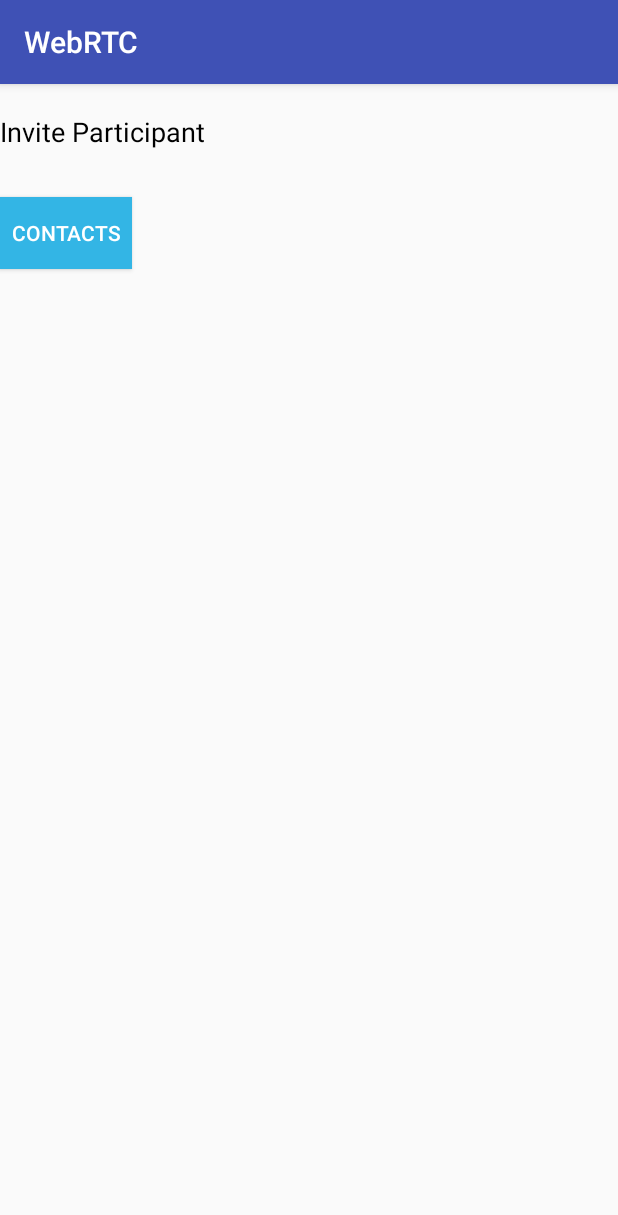
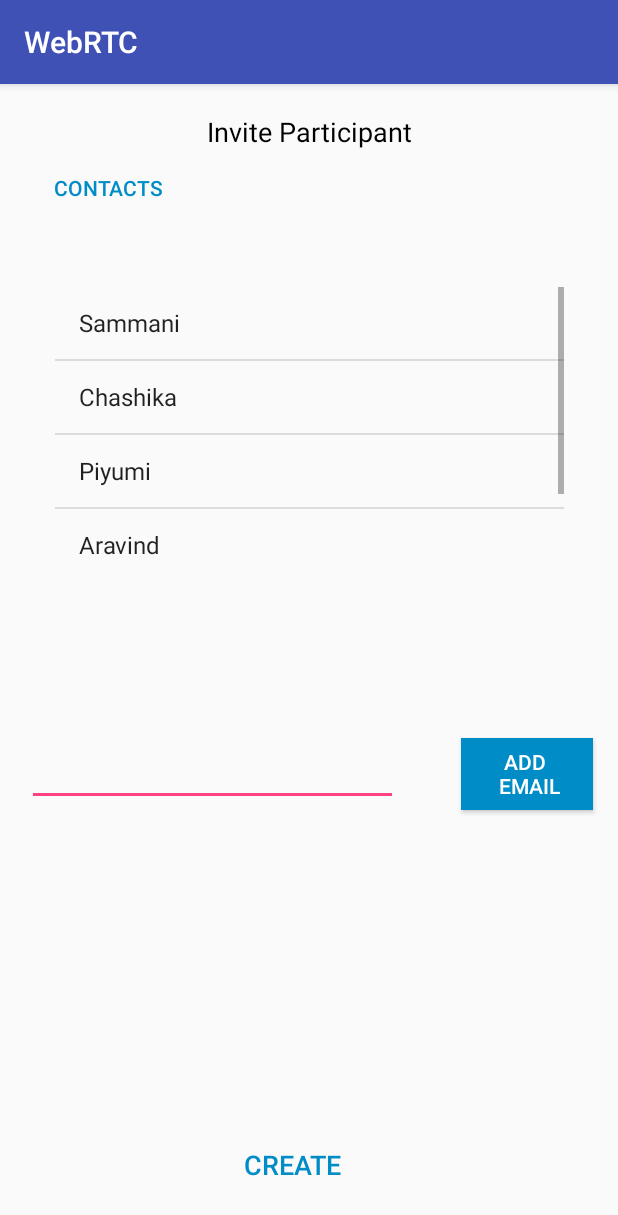
Before and after one commit to chashikajw/Hudl, an Android app: the AddParticipants screen opened directly, with no data from a screen before it, on a phone screen of 412 x 824 dp. Shown: the top 1215 px of the screen. Run offline under Robolectric (Android 15) with nearby library versions, the phone set to English and light mode, and no system bars.

Commit message:
Create Meeting,Add Participants

```diff
--- a/Sammani/WebRTC/app/src/main/java/com/example/sanu/webrtc/AddParticipants.java
+++ b/Sammani/WebRTC/app/src/main/java/com/example/sanu/webrtc/AddParticipants.java
@@ -1,13 +1,120 @@
 package com.example.sanu.webrtc;
 
+import android.content.Intent;
+import android.net.Uri;
+import android.os.Build;
+import android.service.chooser.ChooserTarget;
+import android.support.annotation.RequiresApi;
 import android.support.v7.app.AppCompatActivity;
 import android.os.Bundle;
+import android.view.View;
+import android.widget.AdapterView;
+import android.widget.ArrayAdapter;
+import android.widget.Button;
+import android.view.View.OnClickListener;
+import android.widget.EditText;
+import android.widget.ListView;
+import android.widget.TextView;
+import android.widget.Toast;
+import android.widget.AdapterView.OnItemClickListener;
+import java.util.ArrayList;
+import java.util.Arrays;
+import java.util.List;
 
-public class AddParticipants extends AppCompatActivity {
 
-    @Override
+public class AddParticipants extends AppCompatActivity implements OnClickListener {
+
+    Button createButton , contactsButton ;
+    ListView emailListView , contactsListView1;
+    private ArrayList<String> arrayList;
+    private ArrayList<String> arrayList2;
+    private ArrayAdapter<String> adapter;
+    private EditText addEmailText;
+
+    ///@Override
     protected void onCreate(Bundle savedInstanceState) {
         super.onCreate ( savedInstanceState );
         setContentView ( R.layout.activity_add_participants );
+
+        //add emails to emailListView
+        emailListView = (ListView)findViewById ( R.id.emailListView );
+        String[] items = {};
+        arrayList = new ArrayList<> ( Arrays.asList(items) );
+        adapter = new ArrayAdapter<String> ( this,android.R.layout.simple_list_item_1 ,arrayList);////
+        emailListView.setAdapter(adapter);
+        addEmailText = (EditText)findViewById ( R.id.addEmailText );///////////
+        Button addEmailButton = (Button)findViewById ( R.id.addEmailButton );
+        // ADD EMAIL Button
+        addEmailButton.setOnClickListener ( new OnClickListener () {
+            @Override
+            public void onClick(View v) {
+                String newItem = addEmailText.getText ().toString ();
+                arrayList.add ( newItem );
+                adapter.notifyDataSetChanged ();
+                Toast.makeText (getBaseContext (),"Email Added",Toast.LENGTH_SHORT).show ();
+                addEmailText.setText ( " " );
+            }
+        } );
+
+        //Contact ListView
+        contactsListView1 = (ListView)findViewById ( R.id.contactsListView1 );
+        String[] contacts = {"Sammani","Chashika","Piyumi","Aravind","Shalini"};
+        arrayList2 = new ArrayList<> ( Arrays.asList(contacts) );
+        adapter = new ArrayAdapter<String> ( this,android.R.layout.simple_list_item_1 ,arrayList2);////
+        contactsListView1.setAdapter(adapter); //same adapter?
+
+        // ListView Buttons
+        final ListView contactsListView1 = (ListView)findViewById ( R.id.contactsListView1 );
+        contactsListView1.setOnItemClickListener ( new OnItemClickListener () {
+            @Override
+            public void onItemClick(AdapterView<?> parent, View view, int position, long id) {
+                TextView textView = (TextView) view;
+                String message = textView.getText ().toString ();
+                addEmailText.setText ( message );
+            }
+        } );
+
+        //Contacts Button
+        Button contactsButton = (Button)findViewById ( R.id.contactsButton );
+        contactsButton.setOnClickListener ( new OnClickListener () {
+            @Override
+            public void onClick(View v) {
+                contactsListView1.setVisibility(View.VISIBLE);
+            }
+        } );
+
+        //Hide ListView when click addEmailText
+        TextView addEmailText = (TextView)findViewById ( R.id.addEmailText );
+        addEmailText.setOnClickListener ( new OnClickListener () {
+            @Override
+            public void onClick(View v) {
+                contactsListView1.setVisibility(View.GONE);
+            }
+        } );
+
+
+        createButton = (Button)findViewById(R.id.createButton);
+        createButton.setOnClickListener ( this );
+
+    }
+
+    public void onClick(View view) {
+
+        //send email
+        if (view.getId()==R.id.createButton){
+            Intent intent = new Intent( Intent.ACTION_SEND);
+            intent.setData ( Uri.parse ("mailto:") );
+            //String[] to = {"sammanianu123@gmail.com","sammanianu12@gmail.com"};
+            //ListView lv = (ListView)findViewById ( R.id.emailListView );
+            //String[] to = (String[]) listEmail.toArray ();
+
+            String[] to = arrayList.toArray(new String[0]);
+
+            intent.putExtra ( Intent.EXTRA_EMAIL,to );
+            intent.putExtra ( Intent.EXTRA_SUBJECT,"Meeting Invitation" );
+            intent.putExtra ( Intent.EXTRA_TEXT,"click this link" );
+            intent.setType ( "message/rfc822" );
+            startActivity (Intent.createChooser ( intent,"Send Email" ));
+        }
     }
 }
--- a/Sammani/WebRTC/app/src/main/res/layout/activity_add_participants.xml
+++ b/Sammani/WebRTC/app/src/main/res/layout/activity_add_participants.xml
@@ -7,32 +7,130 @@
     android:layout_height="match_parent"
     tools:context="com.example.sanu.webrtc.AddParticipants">
 
-    <TextView
-        android:id="@+id/textView"
+    <Button
+        android:id="@+id/addEmailButton"
         android:layout_width="wrap_content"
         android:layout_height="wrap_content"
+        android:layout_marginBottom="8dp"
+        android:layout_marginLeft="8dp"
+        android:layout_marginRight="8dp"
+        android:layout_marginTop="8dp"
+        android:background="#008dc7"
+        android:text="Add \n Email"
+        android:textColor="@android:color/background_light"
+        app:layout_constraintBottom_toBottomOf="parent"
+        app:layout_constraintHorizontal_bias="0.971"
+        app:layout_constraintLeft_toLeftOf="parent"
+        app:layout_constraintRight_toRightOf="parent"
+        app:layout_constraintTop_toTopOf="parent"
+        app:layout_constraintVertical_bias="0.608"/>
+
+    <EditText
+        android:id="@+id/addEmailText"
+        android:layout_width="247dp"
+        android:layout_height="46dp"
+        android:layout_marginBottom="8dp"
+        android:layout_marginLeft="8dp"
+        android:layout_marginRight="8dp"
+        android:layout_marginTop="8dp"
+        android:ems="10"
+        android:inputType="textPersonName"
+        app:layout_constraintBottom_toBottomOf="parent"
+        app:layout_constraintHorizontal_bias="0.066"
+        app:layout_constraintLeft_toLeftOf="parent"
+        app:layout_constraintRight_toRightOf="parent"
+        app:layout_constraintTop_toTopOf="parent"
+        app:layout_constraintVertical_bias="0.605"
+        />
+
+    <Button
+        android:id="@+id/createButton"
+        style="@style/Widget.AppCompat.Button.ButtonBar.AlertDialog"
+        android:layout_width="wrap_content"
+        android:layout_height="wrap_content"
+        android:layout_marginBottom="8dp"
+        android:layout_marginLeft="8dp"
+        android:layout_marginRight="8dp"
+        android:layout_marginTop="8dp"
+        android:text="Create"
+        android:textColor="#008dc7"
+        android:textSize="18sp"
+        app:layout_constraintBottom_toBottomOf="parent"
+        app:layout_constraintHorizontal_bias="0.463"
+        app:layout_constraintLeft_toLeftOf="parent"
+        app:layout_constraintRight_toRightOf="parent"
+        app:layout_constraintTop_toTopOf="parent"
+        app:layout_constraintVertical_bias="0.982"/>
+
+    <Button
+        android:id="@+id/contactsButton"
+        style="@style/Widget.AppCompat.Button.ButtonBar.AlertDialog"
+        android:layout_width="wrap_content"
+        android:layout_height="wrap_content"
+        android:layout_marginBottom="8dp"
+        android:layout_marginLeft="8dp"
+        android:layout_marginRight="8dp"
+        android:layout_marginTop="8dp"
+        android:text="Contacts"
+        android:textColor="#008dc7"
+        app:layout_constraintBottom_toBottomOf="parent"
+        app:layout_constraintHorizontal_bias="0.053"
+        app:layout_constraintLeft_toLeftOf="parent"
+        app:layout_constraintRight_toRightOf="parent"
+        app:layout_constraintTop_toTopOf="parent"
+        app:layout_constraintVertical_bias="0.049"/>
+
+    <TextView
+        android:id="@+id/textView1"
+        android:layout_width="wrap_content"
+        android:layout_height="wrap_content"
+        android:layout_marginBottom="8dp"
+        android:layout_marginTop="8dp"
         android:text="Invite Participant"
         android:textColor="@android:color/black"
         android:textSize="18sp"
-        tools:layout_editor_absoluteX="16dp"
         app:layout_constraintBottom_toBottomOf="parent"
+        app:layout_constraintTop_toTopOf="parent"
+        app:layout_constraintVertical_bias="0.016"
+        tools:ignore="MissingConstraints"
+        android:layout_marginRight="8dp"
+        app:layout_constraintRight_toRightOf="parent"
+        android:layout_marginLeft="8dp"
+        app:layout_constraintLeft_toLeftOf="parent"
+        app:layout_constraintHorizontal_bias="0.502"/>
+
+    <ListView
+        android:id="@+id/emailListView"
+        android:layout_width="345dp"
+        android:layout_height="85dp"
         android:layout_marginBottom="8dp"
+        android:layout_marginEnd="8dp"
+        android:layout_marginLeft="8dp"
+        android:layout_marginRight="8dp"
+        android:layout_marginStart="8dp"
+        android:layout_marginTop="8dp"
+        app:layout_constraintBottom_toBottomOf="parent"
+        app:layout_constraintHorizontal_bias="0.555"
+        app:layout_constraintLeft_toLeftOf="parent"
+        app:layout_constraintRight_toRightOf="parent"
         app:layout_constraintTop_toTopOf="parent"
+        app:layout_constraintVertical_bias="0.824"/>
+
+    <ListView
+        android:id="@+id/contactsListView1"
+        android:layout_width="339dp"
+        android:layout_height="184dp"
+        android:layout_marginBottom="8dp"
+        android:layout_marginEnd="8dp"
+        android:layout_marginLeft="8dp"
+        android:layout_marginRight="8dp"
+        android:layout_marginStart="8dp"
         android:layout_marginTop="8dp"
-        app:layout_constraintVertical_bias="0.016"/>
-
-    <Button
-        android:id="@+id/button2"
-        android:layout_width="wrap_content"
-        android:layout_height="wrap_content"
-        android:background="@android:color/holo_blue_light"
-        android:text="Contacts"
-        android:textColor="@android:color/background_light"
-        tools:layout_editor_absoluteX="16dp"
         app:layout_constraintBottom_toBottomOf="parent"
-        android:layout_marginBottom="8dp"
+        app:layout_constraintLeft_toLeftOf="parent"
+        app:layout_constraintRight_toRightOf="parent"
         app:layout_constraintTop_toTopOf="parent"
-        android:layout_marginTop="8dp"
-        app:layout_constraintVertical_bias="0.096"/>
+        app:layout_constraintVertical_bias="0.224"
+        tools:layout_editor_absoluteY="70dp"/>
 
 </android.support.constraint.ConstraintLayout>
--- a/Sammani/WebRTC/app/src/main/res/layout/activity_create_meeting.xml
+++ b/Sammani/WebRTC/app/src/main/res/layout/activity_create_meeting.xml
@@ -13,6 +13,7 @@
 
     </android.support.design.widget.AppBarLayout>
 
-    <include layout="@layout/content_create_meeting" />
+    <include layout="@layout/content_create_meeting"
+             android:layout_height="wrap_content"/>
 
 </android.support.design.widget.CoordinatorLayout>
--- a/Sammani/WebRTC/app/src/main/res/layout/content_create_meeting.xml
+++ b/Sammani/WebRTC/app/src/main/res/layout/content_create_meeting.xml
@@ -53,7 +53,7 @@
         android:layout_marginLeft="8dp"
         android:layout_marginRight="8dp"
         android:layout_marginTop="8dp"
-        android:background="@android:color/holo_blue_light"
+        android:background="#008dc7"
         android:text="Date"
         android:textSize="18sp"
         app:layout_constraintBottom_toBottomOf="parent"
@@ -73,7 +73,7 @@
         android:layout_marginRight="8dp"
         android:layout_marginTop="8dp"
         android:text="Next"
-        android:textColor="?attr/colorControlNormal"
+        android:textColor="#008dc7"
         android:textSize="18sp"
         app:layout_constraintBottom_toBottomOf="parent"
         app:layout_constraintHorizontal_bias="0.815"
@@ -169,7 +169,7 @@
         app:layout_constraintLeft_toLeftOf="parent"
         app:layout_constraintRight_toRightOf="parent"
         app:layout_constraintTop_toTopOf="parent"
-        app:layout_constraintVertical_bias="0.532"
+        app:layout_constraintVertical_bias="0.499"
         />
 
     <TextView
@@ -216,10 +216,8 @@
         android:layout_marginLeft="8dp"
         android:layout_marginRight="8dp"
         android:layout_marginTop="8dp"
-        android:background="@android:color/white"
-        android:backgroundTint="@android:color/background_light"
         android:text="Cancel"
-        android:textColor="?attr/colorControlNormal"
+        android:textColor="#008dc7"
         android:textColorLink="@android:color/holo_blue_dark"
         android:textSize="18sp"
         app:layout_constraintBottom_toBottomOf="parent"
@@ -238,7 +236,7 @@
         android:layout_marginLeft="8dp"
         android:layout_marginRight="8dp"
         android:layout_marginTop="8dp"
-        android:background="@android:color/holo_blue_light"
+        android:background="#008dc7"
         android:text="Time"
         android:textSize="18sp"
         app:layout_constraintBottom_toBottomOf="parent"
```
